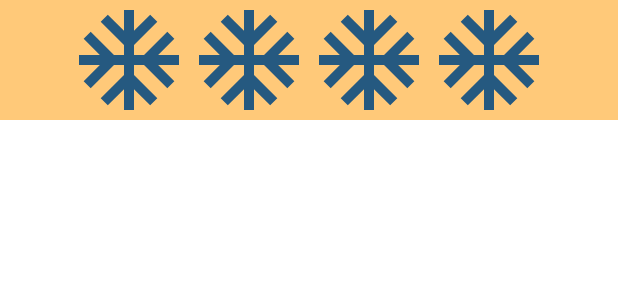
After one commit to Android-Avenger/Service-and-Notification-Manager, an Android app: the layout custom_notification.xml on its own in the app's theme, with its tools: preview values and no code run, on a phone screen of 412 x 824 dp. The commit adds this screen. Shown: the top 300 px of the screen. Run offline under Robolectric (Android 15) with nearby library versions, the phone set to English and light mode, and no system bars.

Commit message:
Sticky Notification

```diff
--- a/app/src/main/AndroidManifest.xml
+++ b/app/src/main/AndroidManifest.xml
@@ -1,7 +1,7 @@
 <?xml version="1.0" encoding="utf-8"?>
 <manifest xmlns:android="http://schemas.android.com/apk/res/android"
     xmlns:tools="http://schemas.android.com/tools">
-
+        <uses-permission android:name="android.permission.USE_NOTIFICATION_SERVICE" />
     <application
         android:allowBackup="true"
         android:dataExtractionRules="@xml/data_extraction_rules"
--- /dev/null
+++ b/app/src/main/res/layout/custom_notification.xml
@@ -0,0 +1,32 @@
+<?xml version="1.0" encoding="utf-8"?>
+<LinearLayout xmlns:android="http://schemas.android.com/apk/res/android"
+    android:layout_width="match_parent"
+    android:layout_height="wrap_content"
+    android:background="#86FF9800"
+    android:gravity="center"
+    android:orientation="horizontal">
+
+    <ImageView
+        android:id="@+id/img"
+        android:layout_width="80dp"
+        android:layout_height="80dp"
+        android:src="@drawable/ic_baseline_ac_unit_24" />
+
+    <ImageView
+        android:id="@+id/img2"
+        android:layout_width="80dp"
+        android:layout_height="80dp"
+        android:src="@drawable/ic_baseline_ac_unit_24" />
+
+    <ImageView
+        android:id="@+id/img3"
+        android:layout_width="80dp"
+        android:layout_height="80dp"
+        android:src="@drawable/ic_baseline_ac_unit_24" />
+
+    <ImageView
+        android:id="@+id/img4"
+        android:layout_width="80dp"
+        android:layout_height="80dp"
+        android:src="@drawable/ic_baseline_ac_unit_24" />
+</LinearLayout>
```
Also changed, not shown: app/src/main/java/com/tayyba/week3/MainActivity.kt (+5 -46 lines), app/src/main/java/com/tayyba/week3/MyService.kt (+61 -2 lines).
